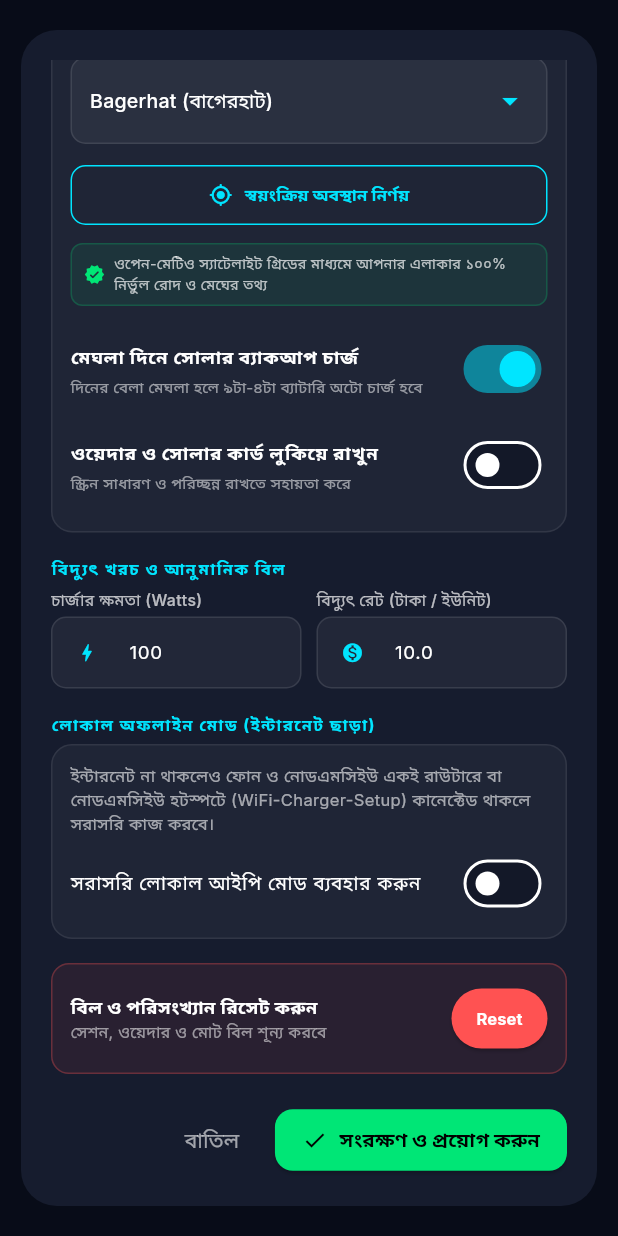
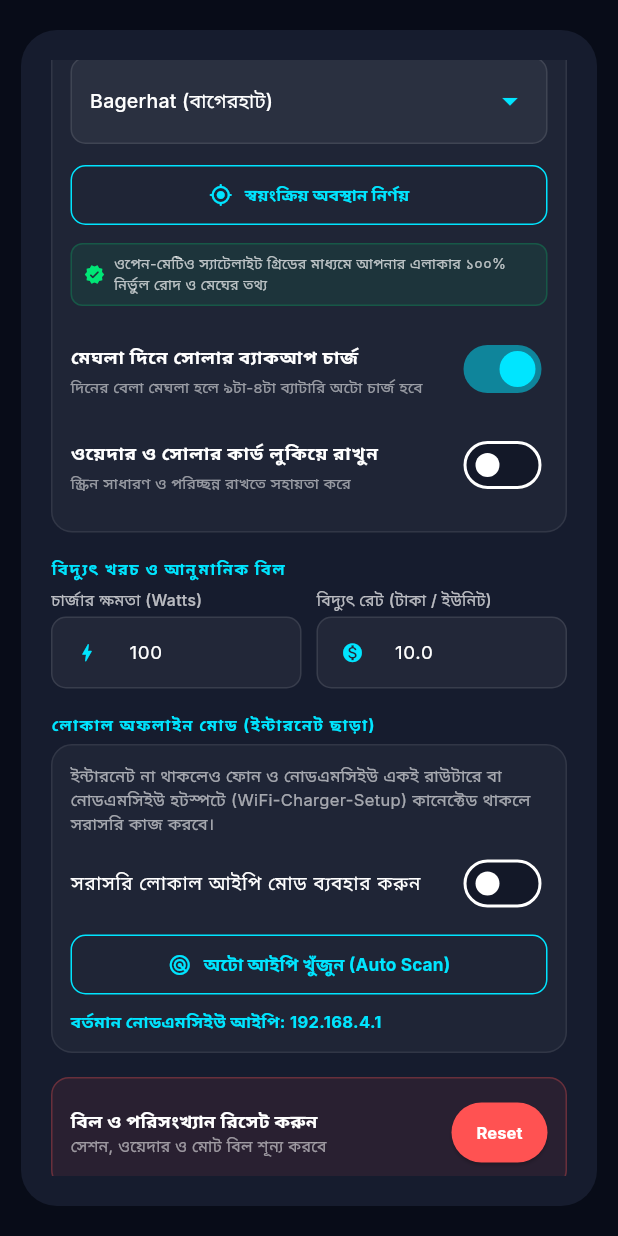
Before and after one commit to shahriyarsojibhasan/wifi-charger, a Flutter app: the SettingsDialog widget shown alone on an empty page, opened directly with empty values, scrolled down 545 dp, on a phone screen of 412 x 824 dp. Run offline on Flutter 3.47's test engine with Material 3 defaults, Android fonts, the light colour scheme and no system bars; our stand-ins replace google_fonts, shared_preferences; missing offline and left inert: dart:js_interop; accounts and stored records are empty; network calls fail.

Commit message:
feat: captive portal live SSID scan, offline dashboard on 192.168.4.1, mDNS, auto IP discovery, silent disconnect notifications, hide solar toggle under charge button

```diff
--- a/flutter_app/lib/services/firebase_service.dart
+++ b/flutter_app/lib/services/firebase_service.dart
@@ -2,6 +2,7 @@ import 'dart:async';
 import 'dart:convert';
 import 'package:flutter/foundation.dart';
 import 'package:http/http.dart' as http;
+import 'package:shared_preferences/shared_preferences.dart';
 import '../models/charger_data.dart';
 import 'toast_service.dart';
 import 'localization_service.dart';
@@ -21,6 +22,7 @@ class FirebaseService extends ChangeNotifier {
   bool _waitingForFirstData = true;
   String _lastError = '';
   int _consecutiveFailures = 0;
+  bool _hasNotifiedDisconnected = false;
 
   // Heartbeat tracking to detect real NodeMCU power loss
   int _lastUptime = -1;
@@ -59,10 +61,33 @@ class FirebaseService extends ChangeNotifier {
       _optimisticSensorMode ?? _data.sensorMode;
 
   FirebaseService() {
+    _loadCachedIp();
     WeatherService.instance.onWeatherUpdated = (w) {
       syncWeatherToCloud(w);
     };
     startSync();
+  }
+
+  Future<void> _loadCachedIp() async {
+    try {
+      final prefs = await SharedPreferences.getInstance();
+      final savedIp = prefs.getString('cached_nodemcu_ip');
+      if (savedIp != null && savedIp.isNotEmpty) {
+        _localEspIp = savedIp;
+        notifyListeners();
+      }
+    } catch (_) {}
+  }
+
+  Future<void> _cacheDeviceIp(String ip) async {
+    if (ip.isEmpty || ip == '0.0.0.0' || ip == '192.168.4.1') return;
+    try {
+      final prefs = await SharedPreferences.getInstance();
+      await prefs.setString('cached_nodemcu_ip', ip);
+      if (!_useLocalEsp && _localEspIp == '192.168.4.1') {
+        _localEspIp = ip;
+      }
+    } catch (_) {}
   }
 
   void updateSettings({
@@ -78,6 +103,7 @@ class FirebaseService extends ChangeNotifier {
     }
     if (localEspIp != null && localEspIp.trim().isNotEmpty) {
       _localEspIp = localEspIp.trim();
+      _cacheDeviceIp(_localEspIp);
     }
     if (deviceId != null && deviceId.trim().isNotEmpty) {
       _deviceId = deviceId.trim();
@@ -85,6 +111,48 @@ class FirebaseService extends ChangeNotifier {
     if (useLocalEsp != null) _useLocalEsp = useLocalEsp;
     notifyListeners();
     fetchData();
+  }
+
+  Future<String?> autoDiscoverLocalEsp() async {
+    _isLoading = true;
+    notifyListeners();
+
+    final candidates = [
+      _localEspIp,
+      'wifi-charger.local',
+      '192.168.4.1',
+      '192.168.0.146',
+      '192.168.0.100',
+      '192.168.1.100',
+    ];
+
+    for (final ip in candidates) {
+      if (ip.isEmpty) continue;
+      try {
+        final uri = Uri.parse('http://$ip/api/status');
+        final res = await http.get(uri).timeout(const Duration(milliseconds: 1400));
+        if (res.statusCode == 200 && res.body.contains('"telemetry"')) {
+          _localEspIp = ip;
+          _useLocalEsp = true;
+          await _cacheDeviceIp(ip);
+          _isLoading = false;
+          notifyListeners();
+          await fetchData();
+          final isBn = LocalizationService.instance.isBengali;
+          ToastService.instance.success(
+            isBn ? 'নোডএমসিইউ লোকাল আইপি ($ip) পাওয়া গেছে ✓' : 'NodeMCU IP ($ip) detected ✓',
+          );
+          return ip;
+        }
+      } catch (_) {}
+    }
+    _isLoading = false;
+    notifyListeners();
+    final isBn = LocalizationService.instance.isBengali;
+    ToastService.instance.warning(
+      isBn ? 'লোকাল আইপি পাওয়া যায়নি। রাউটারে কানেক্টেড কি না যাচাই করুন।' : 'Local IP not found. Ensure same Wi-Fi.',
+    );
+    return null;
   }
 
   void startSync({int intervalMs = 1000}) {
@@ -108,12 +176,24 @@ class FirebaseService extends ChangeNotifier {
           final uri = Uri.parse('$_databaseUrl/devices/$_deviceId.json');
           response = await http.get(uri).timeout(const Duration(seconds: 3));
         } catch (_) {
-          // Cloud failed (no internet) - Try direct local IP fallback!
+          // Cloud failed (no internet) - Fallback cascade!
           try {
             final localUri = Uri.parse('http://$_localEspIp/api/status');
             response = await http.get(localUri).timeout(const Duration(seconds: 2));
           } catch (_) {
-            rethrow;
+            try {
+              final mdnsUri = Uri.parse('http://wifi-charger.local/api/status');
+              response = await http.get(mdnsUri).timeout(const Duration(seconds: 2));
+              _localEspIp = 'wifi-charger.local';
+            } catch (_) {
+              try {
+                final apUri = Uri.parse('http://192.168.4.1/api/status');
+                response = await http.get(apUri).timeout(const Duration(seconds: 2));
+                _localEspIp = '192.168.4.1';
+              } catch (_) {
+                rethrow;
+              }
+            }
           }
         }
       }
@@ -136,6 +216,13 @@ class FirebaseService extends ChangeNotifier {
           _consecutiveFailures = 0;
           _lastError = '';
 
+          // Cache router-assigned IP
+          if (parsedData.deviceIp.isNotEmpty &&
+              parsedData.deviceIp != '0.0.0.0' &&
+              parsedData.deviceIp != '192.168.4.1') {
+            _cacheDeviceIp(parsedData.deviceIp);
+          }
+
           // Heartbeat freshness
           final newUptime = parsedData.uptimeSecs;
           final newSeq = parsedData.heartbeatSeq;
@@ -150,6 +237,13 @@ class FirebaseService extends ChangeNotifier {
             _lastHeartbeatSeq = newSeq;
             _lastFreshDataTime = DateTime.now();
             _stagnantHeartbeatCount = 0;
+            if (!_isNodeMcuAlive && _hasNotifiedDisconnected) {
+              _hasNotifiedDisconnected = false;
+              final isBn = LocalizationService.instance.isBengali;
+              ToastService.instance.success(
+                isBn ? 'নোডএমসিইউ পুনরায় সংযুক্ত হয়েছে ✓' : 'NodeMCU reconnected ✓',
+              );
+            }
             _isNodeMcuAlive = true;
           } else {
             _stagnantHeartbeatCount++;
@@ -160,12 +254,13 @@ class FirebaseService extends ChangeNotifier {
             if (elapsed >= 8 || _stagnantHeartbeatCount >= 7) {
               final wasAlive = _isNodeMcuAlive;
               _isNodeMcuAlive = false;
-              if (wasAlive) {
+              if (wasAlive && !_hasNotifiedDisconnected) {
+                _hasNotifiedDisconnected = true;
                 final isBn = LocalizationService.instance.isBengali;
                 ToastService.instance.warning(
                   isBn
-                      ? 'নোডএমসিইউ পাওয়ার অফ বা বিচ্ছিন্ন হয়েছে!'
-                      : 'NodeMCU has no power or Wi-Fi disconnected!',
+                      ? 'নোডএমসিইউ পাওয়ার অফ বা বিচ্ছিন্ন হয়েছে'
+                      : 'NodeMCU power off or disconnected',
                 );
               }
             }
@@ -198,7 +293,14 @@ class FirebaseService extends ChangeNotifier {
   }
 
   Future<void> syncWeatherToCloud(WeatherData w) async {
-    if (_useLocalEsp) return;
+    if (_useLocalEsp) {
+      try {
+        final localUri = Uri.parse(
+            'http://$_localEspIp/api/weather?cloudy=${w.isCloudy ? 1 : 0}');
+        await http.get(localUri).timeout(const Duration(seconds: 2));
+      } catch (_) {}
+      return;
+    }
     try {
       final uri = Uri.parse('$_databaseUrl/devices/$_deviceId/weather.json');
       await http
@@ -215,6 +317,15 @@ class FirebaseService extends ChangeNotifier {
             }),
           )
           .timeout(const Duration(seconds: 4));
+
+      // Also forward to local ESP if known
+      if (_localEspIp.isNotEmpty && _localEspIp != '192.168.4.1') {
+        try {
+          final localUri = Uri.parse(
+              'http://$_localEspIp/api/weather?cloudy=${w.isCloudy ? 1 : 0}');
+          await http.get(localUri).timeout(const Duration(seconds: 1));
+        } catch (_) {}
+      }
     } catch (_) {}
   }
 
@@ -225,10 +336,11 @@ class FirebaseService extends ChangeNotifier {
       final wasConnected = _isCloudConnected || _isNodeMcuAlive;
       _isCloudConnected = false;
       _isNodeMcuAlive = false;
-      if (wasConnected) {
+      if (wasConnected && !_hasNotifiedDisconnected) {
+        _hasNotifiedDisconnected = true;
         final isBn = LocalizationService.instance.isBengali;
         ToastService.instance.error(
-          isBn ? 'ক্লাউড সংযোগ বিচ্ছিন্ন হয়েছে' : 'Cloud connection lost',
+          isBn ? 'সংযোগ বিচ্ছিন্ন হয়েছে (অফলাইন মোড)' : 'Connection lost (Offline mode)',
         );
       }
     }
--- a/flutter_app/lib/widgets/settings_dialog.dart
+++ b/flutter_app/lib/widgets/settings_dialog.dart
@@ -441,15 +441,51 @@ class _SettingsDialogState extends State<SettingsDialog> {
                       activeThumbColor: const Color(0xFF00E5FF),
                       onChanged: (val) => setState(() => _useLocalEsp = val),
                     ),
+                    const SizedBox(height: 6),
+                    Row(
+                      children: [
+                        Expanded(
+                          child: OutlinedButton.icon(
+                            style: OutlinedButton.styleFrom(
+                              foregroundColor: const Color(0xFF00E5FF),
+                              side: const BorderSide(color: Color(0xFF00E5FF)),
+                              padding: const EdgeInsets.symmetric(vertical: 8),
+                              shape: RoundedRectangleBorder(borderRadius: BorderRadius.circular(10)),
+                            ),
+                            icon: const Icon(Icons.radar, size: 16),
+                            label: Text(
+                              isBn ? 'অটো আইপি খুঁজুন (Auto Scan)' : 'Auto Detect NodeMCU IP',
+                              style: const TextStyle(fontSize: 11.5, fontWeight: FontWeight.bold),
+                            ),
+                            onPressed: () async {
+                              final found = await widget.service.autoDiscoverLocalEsp();
+                              if (found != null) {
+                                setState(() {
+                                  _useLocalEsp = true;
+                                  _localIpCtrl.text = found;
+                                });
+                              }
+                            },
+                          ),
+                        ),
+                      ],
+                    ),
                     if (_useLocalEsp) ...[
-                      const SizedBox(height: 6),
+                      const SizedBox(height: 10),
                       _buildTextField(
                         controller: _localIpCtrl,
                         label: loc.tr('local_ip_label'),
-                        hint: '192.168.4.1',
+                        hint: '192.168.0.146 or wifi-charger.local',
                         icon: Icons.router,
                       ),
                     ],
+                    const SizedBox(height: 6),
+                    Text(
+                      isBn
+                          ? 'বর্তমান নোডএমসিইউ আইপি: ${widget.service.data.deviceIp.isNotEmpty ? widget.service.data.deviceIp : widget.service.localEspIp}'
+                          : 'Detected NodeMCU IP: ${widget.service.data.deviceIp.isNotEmpty ? widget.service.data.deviceIp : widget.service.localEspIp}',
+                      style: const TextStyle(color: Color(0xFF00E5FF), fontSize: 11, fontWeight: FontWeight.bold),
+                    ),
                   ],
                 ),
               ),
```
Also changed, not shown: flutter_app/lib/services/toast_service.dart (+24 -5 lines), flutter_app/lib/widgets/control_panel.dart (+15 -2 lines), 1 other file.
